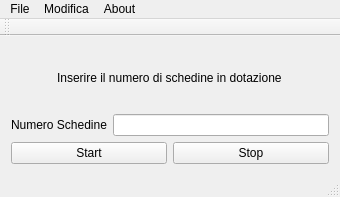
Above: RoomMonitor/main.ui from PieroMacaluso/RoomMonitor before the change. Below: the same form after it.
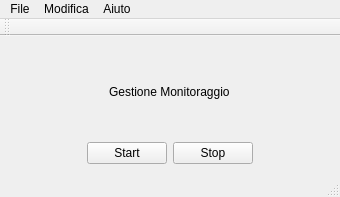
That is the form after the change.

Commit message: Work Advance per embrione impostazioni e gestione pacchetti: - Separazione di MonitoringServer in due parti, una finestra e l'altra come logica Server - Creazione e implementazione salvataggio impostazioni nell'opportuna schermata - Creazione Finestra informazioni

The edit to the form file:
```diff
--- a/RoomMonitor/main.ui
+++ b/RoomMonitor/main.ui
@@ -22,30 +22,6 @@
         <widget class="QWidget" name="centralWidget">
             <layout class="QGridLayout" name="gridLayout_2">
                 <item row="2" column="0">
-                    <layout class="QHBoxLayout" name="horizontalLayout_1">
-                        <item>
-                            <widget class="QLabel" name="labelNSchedine">
-                                <property name="maximumSize">
-                                    <size>
-                                        <width>200</width>
-                                        <height>16777215</height>
-                                    </size>
-                                </property>
-                                <property name="text">
-                                    <string>Numero Schedine</string>
-                                </property>
-                            </widget>
-                        </item>
-                        <item>
-                            <widget class="QLineEdit" name="nSchedine">
-                                <property name="maxLength">
-                                    <number>10</number>
-                                </property>
-                            </widget>
-                        </item>
-                    </layout>
-                </item>
-                <item row="3" column="0">
                     <layout class="QHBoxLayout" name="horizontalLayout">
                         <item>
                             <widget class="QPushButton" name="startButton">
@@ -77,7 +53,7 @@
                                     <bool>false</bool>
                                 </property>
                                 <property name="text">
-                                    <string>Inserire il numero di schedine in dotazione</string>
+                                    <string>Gestione Monitoraggio</string>
                                 </property>
                             </widget>
                         </item>
@@ -108,7 +84,7 @@
             </widget>
             <widget class="QMenu" name="menuAbout">
                 <property name="title">
-                    <string>About</string>
+                    <string>Aiuto</string>
                 </property>
                 <addaction name="actionInformazioni"/>
             </widget>
```
Left out of the diff: 5 changed lines with no effect on the pictures. The commit also changes 12 other files.
